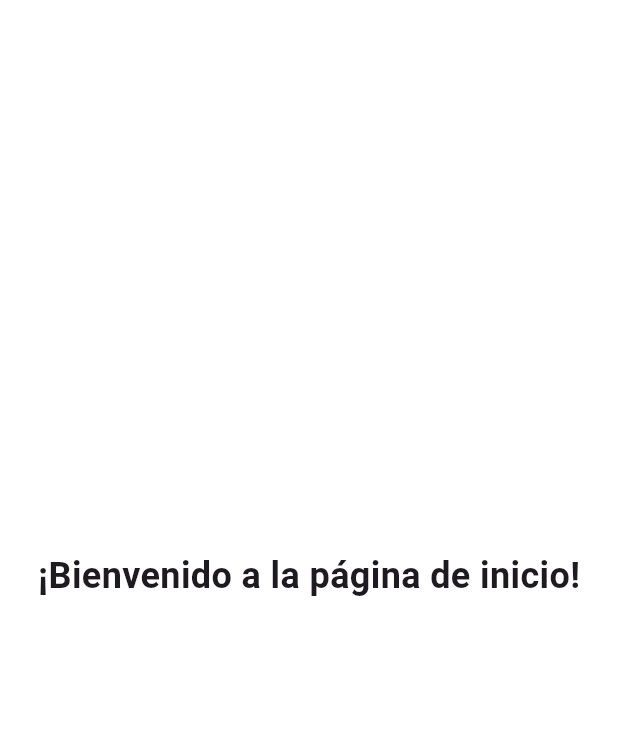
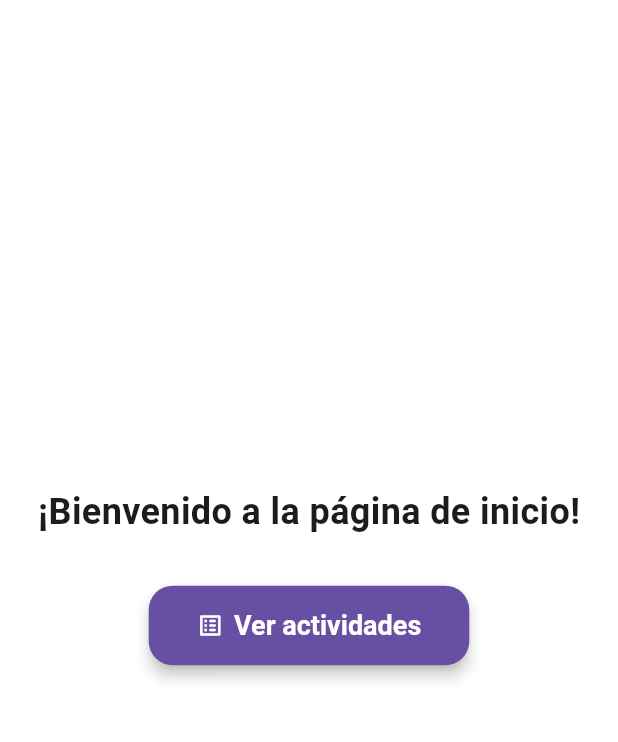
Before and after one commit to paula-ayllon-perez/Serenalea, a Flutter app: the screen it shows after launch, on a phone screen of 412 x 824 dp, the part 84-826 px from its top. Run offline on Flutter 3.47's test engine with Material 3 defaults, Android fonts, the light colour scheme and no system bars; our stand-ins replace cloud_firestore, firebase_auth, firebase_core; accounts and stored records are empty.

Commit message:
#Feat: Base para actividades
 - Modelo de las actividades
- Repositorio de las actividades
- Vista para ver todas las actividades
- Servicio para gestionar las actividades en firestore

```diff
--- a/serenalea/lib/data/repositories/user_repository.dart
+++ b/serenalea/lib/data/repositories/user_repository.dart
@@ -1,9 +1,9 @@
 import '../models/user_dto.dart';
-import '../services/firestore.dart';
+import '../services/user_firestore.dart';
 import 'package:firebase_auth/firebase_auth.dart' as fb;
 
 class UserRepository {
-  final FirestoreService _firestoreService = FirestoreService();
+  final UserFirestoreService _firestoreService = UserFirestoreService();
 
   // Registro: crea usuario en Auth y Firestore
   Future<void> registerUser({
--- a/serenalea/lib/data/services/firestore.dart
+++ b/serenalea/lib/data/services/user_firestore.dart
@@ -2,7 +2,7 @@ import 'package:cloud_firestore/cloud_firestore.dart';
 import 'package:firebase_auth/firebase_auth.dart' as auth;
 import 'package:serenalea/data/models/user_dto.dart';
 
-class FirestoreService {
+class UserFirestoreService {
   final CollectionReference usersCollection =
       FirebaseFirestore.instance.collection('users'); // en plural por convención
   final auth.FirebaseAuth _auth = auth.FirebaseAuth.instance;
--- a/serenalea/lib/presentation/pages/home/home.dart
+++ b/serenalea/lib/presentation/pages/home/home.dart
@@ -11,10 +11,33 @@ class HomePage extends StatelessWidget {
         title: const Text('Inicio'),
       ),
       drawer: const MainDrawer(),
-      body: const Center(
-        child: Text(
-          '¡Bienvenido a la página de inicio!',
-          style: TextStyle(fontSize: 24, fontWeight: FontWeight.bold),
+      body: Center(
+        child: Column(
+          mainAxisAlignment: MainAxisAlignment.center,
+          children: [
+            const Text(
+              '¡Bienvenido a la página de inicio!',
+              style: TextStyle(fontSize: 24, fontWeight: FontWeight.bold),
+            ),
+            const SizedBox(height: 32),
+            ElevatedButton.icon(
+              icon: const Icon(Icons.list_alt_rounded),
+              label: const Text('Ver actividades'),
+              style: ElevatedButton.styleFrom(
+                padding: const EdgeInsets.symmetric(horizontal: 32, vertical: 16),
+                textStyle: const TextStyle(fontSize: 18, fontWeight: FontWeight.w600),
+                shape: RoundedRectangleBorder(
+                  borderRadius: BorderRadius.circular(16),
+                ),
+                backgroundColor: Theme.of(context).colorScheme.primary,
+                foregroundColor: Colors.white,
+                elevation: 4,
+              ),
+              onPressed: () {
+                Navigator.pushNamed(context, '/activities');
+              },
+            ),
+          ],
         ),
       ),
     );
--- a/serenalea/lib/presentation/routes/routes.dart
+++ b/serenalea/lib/presentation/routes/routes.dart
@@ -1,5 +1,6 @@
 import 'package:flutter/material.dart';
 import 'package:serenalea/presentation/pages/home/home.dart';
+import 'package:serenalea/presentation/pages/activities/all_activities.dart';
 import '../pages/login/login.dart';
 import '../pages/register/register.dart';
 
@@ -8,5 +9,5 @@ final Map<String, WidgetBuilder> appRoutes = {
   '/register': (context) => const RegisterPage(),
   '/': (context) => const HomePage(),
   '/home': (context) => const HomePage(),
-  // Agrega más rutas aquí
+  '/activities': (context) => const AllActivitiesPage(),
 };
```
Also changed, not shown: serenalea/lib/data/models/activity_dto.dart (+42 -0 lines), serenalea/lib/data/repositories/activity_repository.dart (added, +31 -0 lines), serenalea/lib/data/services/activity_firestore.dart (added, +32 -0 lines), serenalea/lib/presentation/pages/activities/all_activities.dart (added, +68 -0 lines).
